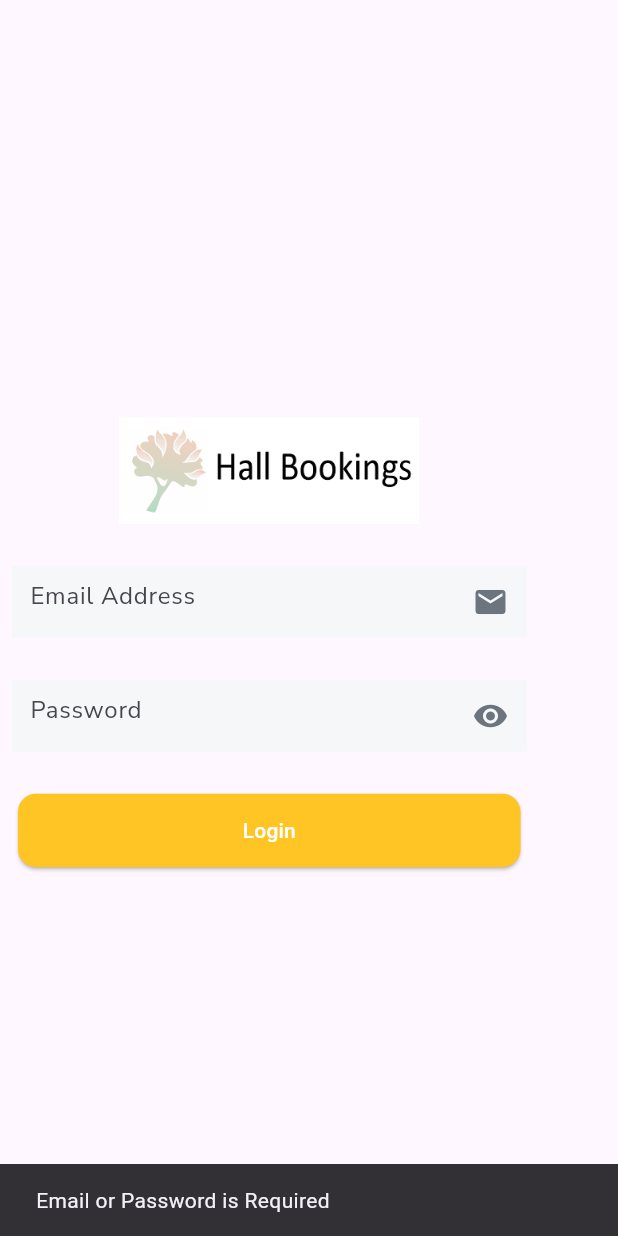
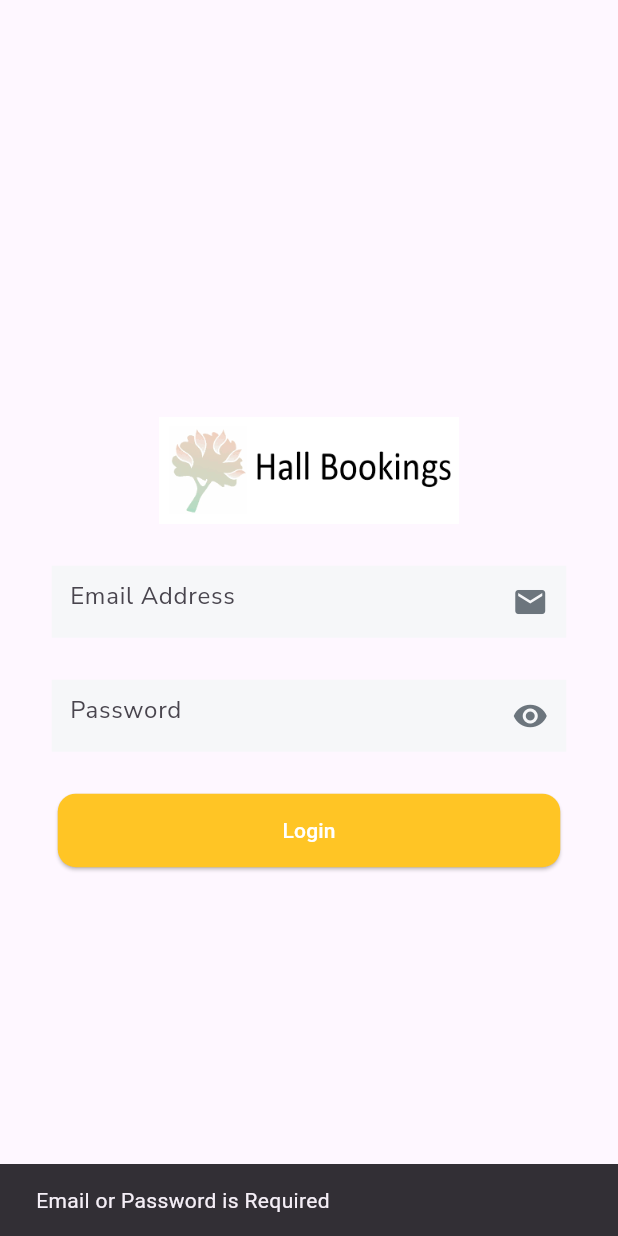
Before and after one commit to fwdAndroid/hallbooking, a Flutter app: the screen it shows after launch, after a tap on "Login", on a phone screen of 412 x 824 dp. Run offline on Flutter 3.47's test engine with Material 3 defaults, Android fonts, the phone set to English and light mode, and no system bars; our stand-ins replace cloud_firestore, firebase_auth, firebase_core, google_fonts; accounts and stored records are empty; Roboto replaces fonts that are missing (Mulish).

Commit message:
Website layout Changes

```diff
--- a/lib/screens/booking/show_booking.dart
+++ b/lib/screens/booking/show_booking.dart
@@ -1,6 +1,7 @@
 import 'package:cloud_firestore/cloud_firestore.dart';
 import 'package:flutter/material.dart';
 import 'package:hallbooking/screens/booking/add_bookings.dart';
+import 'package:hallbooking/screens/booking/book_search.dart';
 import 'package:hallbooking/screens/booking/booking_detail.dart';
 import 'package:hallbooking/widgets/colors.dart';
 
@@ -36,6 +37,10 @@ class _ShowBookingState extends State<ShowBooking> {
           Padding(
             padding: const EdgeInsets.all(8.0),
             child: TextFormField(
+              onTap: () {
+                Navigator.push(context,
+                    MaterialPageRoute(builder: (builder) => BookSearch()));
+              },
               decoration: InputDecoration(
                 focusedBorder: OutlineInputBorder(
                   borderRadius: BorderRadius.circular(25.0),
--- a/lib/screens/login_auth.dart
+++ b/lib/screens/login_auth.dart
@@ -19,7 +19,11 @@ class _LoginScreenState extends State<LoginScreen> {
   @override
   Widget build(BuildContext context) {
     return Scaffold(
-      body: Column(
+      body: Container(
+        width: MediaQuery.of(context).size.width,
+        height: MediaQuery.of(context).size.height,
+        child: Column(
+          crossAxisAlignment: CrossAxisAlignment.center,
           mainAxisAlignment: MainAxisAlignment.center,
           children: [
             const SizedBox(
@@ -90,6 +94,7 @@ class _LoginScreenState extends State<LoginScreen> {
             ),
           ],
         ),
+      ),
     );
   }
 }
--- a/lib/splash_screen.dart
+++ b/lib/splash_screen.dart
@@ -23,10 +23,14 @@ class _SplashScreenState extends State<SplashScreen> {
   @override
   Widget build(BuildContext context) {
     return Scaffold(
-      body: Column(
-        crossAxisAlignment: CrossAxisAlignment.center,
-        mainAxisAlignment: MainAxisAlignment.center,
-        children: [Image.asset("assets/logo.png")],
+      body: Container(
+        width: MediaQuery.of(context).size.width,
+        height: MediaQuery.of(context).size.height,
+        child: Column(
+          crossAxisAlignment: CrossAxisAlignment.center,
+          mainAxisAlignment: MainAxisAlignment.center,
+          children: [Center(child: Image.asset("assets/logo.png"))],
+        ),
       ),
     );
   }
```
Also changed, not shown: lib/screens/booking/book_search.dart (added, +94 -0 lines), lib/screens/booking/booking_detail.dart (+10 -4 lines), lib/screens/booking/edit_booking.dart (+10 -3 lines). Lines whose indentation alone changed are shown as unchanged.
